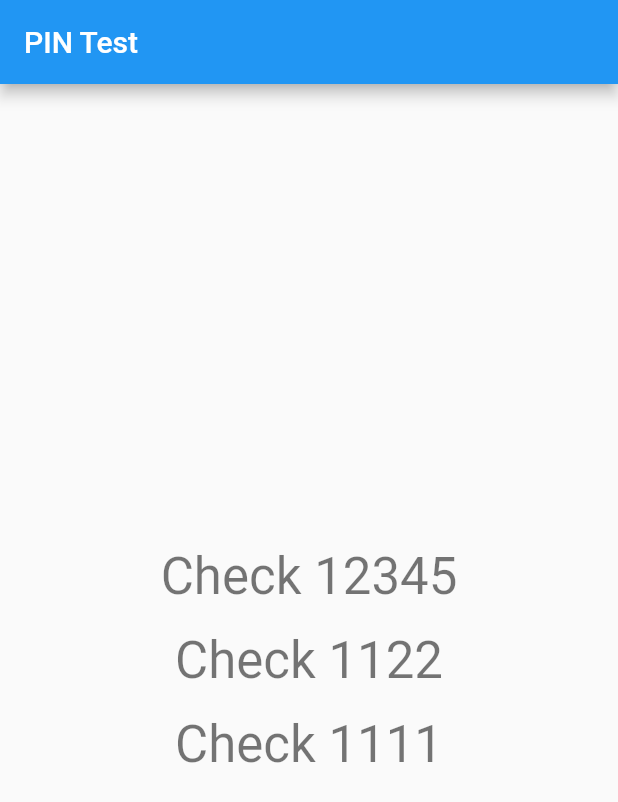
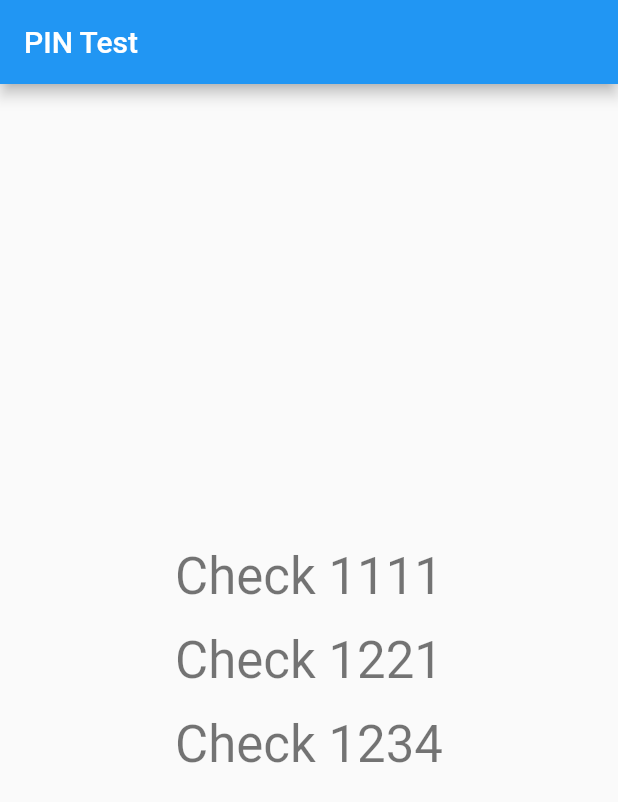
Before and after one commit to juni12891226/pin-code-rules-juni1289, a Flutter app: the screen it shows after launch, on a phone screen of 412 x 824 dp. Shown: the top 802 px of the screen. Run offline on Flutter 3.47's test engine with Material 2 defaults, Android fonts, the phone set to English and light mode, and no system bars.

Commit message:
example code added in main lib file

```diff
--- a/example/lib/main.dart
+++ b/example/lib/main.dart
@@ -1,4 +1,5 @@
 import 'package:flutter/material.dart';
+import 'package:pin_code_rules_utils_juni1289/pin_code_rules_utils_juni1289.dart';
 
 void main() {
   runApp(const MyApp());
@@ -28,11 +29,31 @@ class _MyHomePageState extends State<MyHomePage> {
         appBar: AppBar(title: const Text("PIN Test")),
         body: Center(
             child: Column(mainAxisAlignment: MainAxisAlignment.center, children: <Widget>[
-          TextButton(onPressed: _validatePassword("12345"), child: Center(child: Text('Check 12345', style: Theme.of(context).textTheme.headlineMedium))),
-          TextButton(onPressed: _validatePassword("1122"), child: Center(child: Text('Check 1122', style: Theme.of(context).textTheme.headlineMedium))),
-          TextButton(onPressed: _validatePassword("1111"), child: Center(child: Text('Check 1111', style: Theme.of(context).textTheme.headlineMedium)))
+          TextButton(
+              onPressed: () {
+                _validatePassword("1111", context);
+              },
+              child: Center(child: Text('Check 1111', style: Theme.of(context).textTheme.headlineMedium))),
+          TextButton(
+              onPressed: () {
+                _validatePassword("1221", context);
+              },
+              child: Center(child: Text('Check 1221', style: Theme.of(context).textTheme.headlineMedium))),
+          TextButton(
+              onPressed: () {
+                _validatePassword("1234", context);
+              },
+              child: Center(child: Text('Check 1234', style: Theme.of(context).textTheme.headlineMedium)))
         ])));
   }
 
-  _validatePassword(String givenPin) {}
+  _validatePassword(String givenPin, BuildContext context) {
+    if (PinCodeRulesHelperUtil.instance.isPinCodeHasSameChars(pinCode: givenPin)) {
+      debugPrint("The PIN code has same characters!");
+    } else if (PinCodeRulesHelperUtil.instance.isPinCodePalindrome(pinCode: givenPin)) {
+      debugPrint("The PIN code is a Palindrome!");
+    } else {
+      debugPrint("The PIN code is fine enough :)");
+    }
+  }
 }
--- a/example/pubspec.yaml
+++ b/example/pubspec.yaml
@@ -31,6 +31,7 @@ dependencies:
   flutter:
     sdk: flutter
 
+  pin_code_rules_utils_juni1289: ^0.0.1
 
   # The following adds the Cupertino Icons font to your application.
   # Use with the CupertinoIcons class for iOS style icons.
--- a/pubspec.yaml
+++ b/pubspec.yaml
@@ -1,6 +1,6 @@
 name: pin_code_rules_utils_juni1289
 description: A Flutter package that can check the PIN | Password rules for the Validations Purposes
-version: 0.0.1
+version: 0.0.2
 homepage: https://github.com/juni12891226/pin-code-rules-utils-juni1289
 
 environment:
```
Also changed, not shown: 2 other files.
